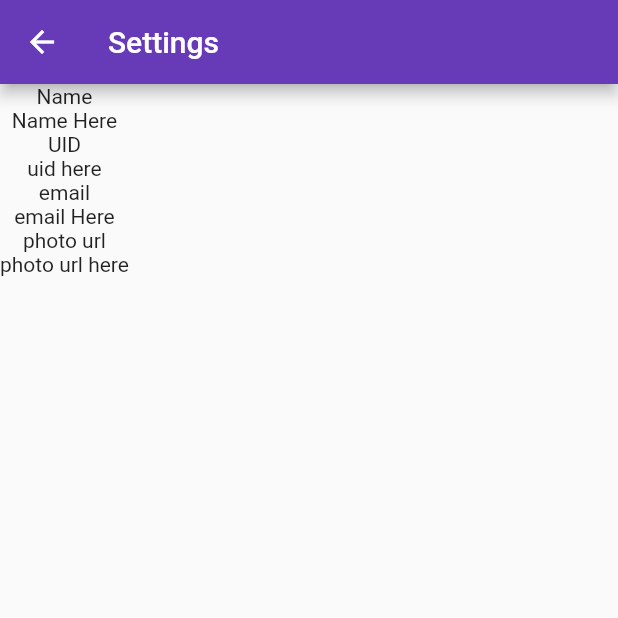
After one commit to itxmubi/Flutter-with-Firebase, a Flutter app: the SettingsScreen screen opened directly, on a phone screen of 412 x 824 dp, the top half of it. The commit adds this screen. Run offline on Flutter 3.47's test engine with Material 2 defaults, Android fonts, the phone set to English and light mode, and no system bars; our stand-ins replace animated_text_kit, bloc, cloud_firestore, email_validator, firebase_auth, firebase_core and 5 more; accounts and stored records are empty; project files that could hold a hidden picture were left out.

Commit message:
settings screen added

```diff
--- /dev/null
+++ b/lib/Screens/Settings/settings_screen.dart
@@ -0,0 +1,29 @@
+import 'package:flutter/material.dart';
+
+class SettingsScreen extends StatefulWidget {
+  const SettingsScreen({super.key});
+
+  @override
+  State<SettingsScreen> createState() => _SettingsScreenState();
+}
+
+class _SettingsScreenState extends State<SettingsScreen> {
+  @override
+  Widget build(BuildContext context) {
+    return Scaffold(
+      appBar: AppBar(
+        title: const Text("Settings"),
+      ),
+      body: Column(children: const [
+        Text("Name"),
+        Text("Name Here"),
+        Text("UID"),
+        Text("uid here"),
+        Text("email"),
+        Text("email Here"),
+        Text("photo url"),
+        Text("photo url here"),
+      ]),
+    );
+  }
+}
--- a/lib/ToDo List/to_do_list_screen.dart
+++ b/lib/ToDo List/to_do_list_screen.dart
@@ -16,9 +16,6 @@ class _ToDoListScreenState extends State<ToDoListScreen> {
   TextEditingController titleController = TextEditingController();
   TextEditingController messageController = TextEditingController();
   String selectedRef = "";
-
-  final Stream<QuerySnapshot> _usersStream =
-      FirebaseFirestore.instance.collection('users').snapshots();
 
   User? user = FirebaseAuth.instance.currentUser;
   @override
```
